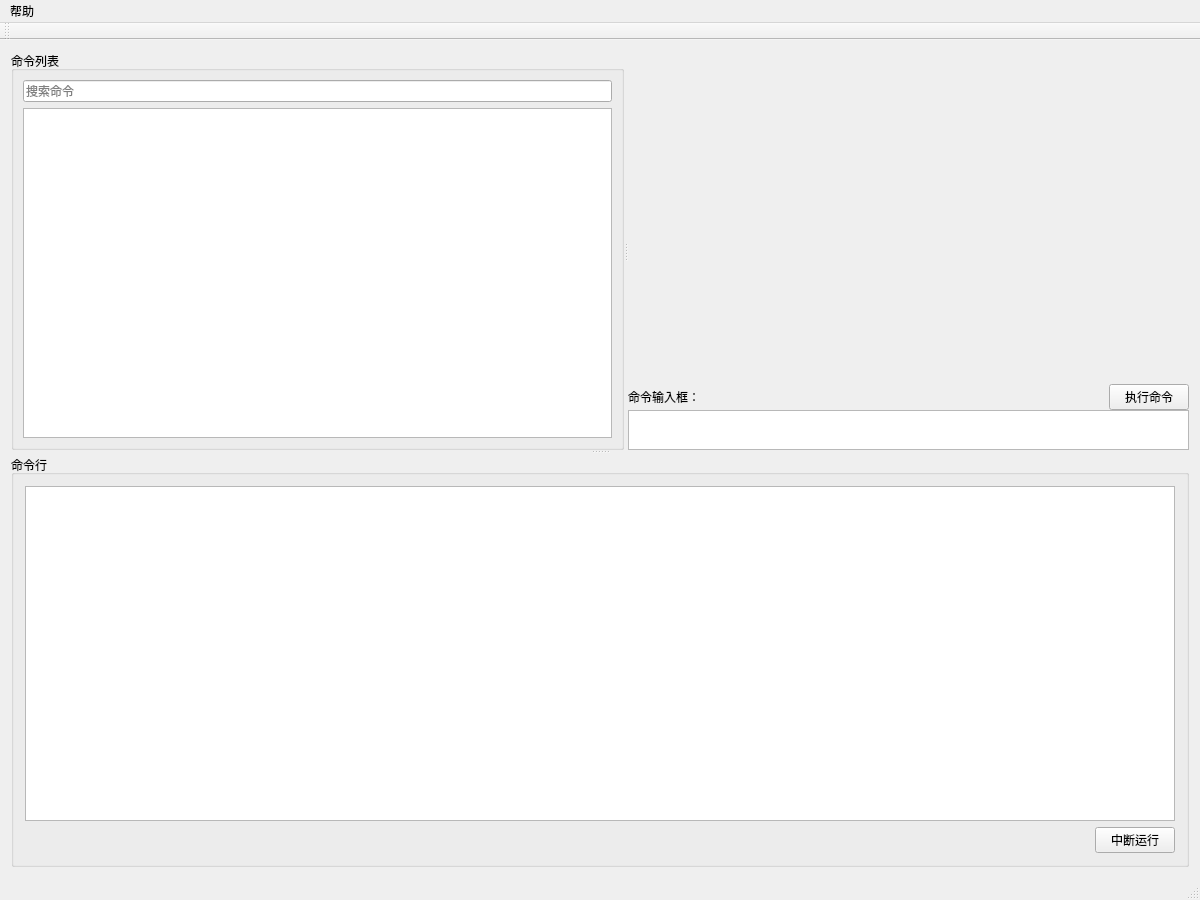
Qt form src/EasyCmd/MainWindow.ui (doasyourself/EasyCmd) before a commit.
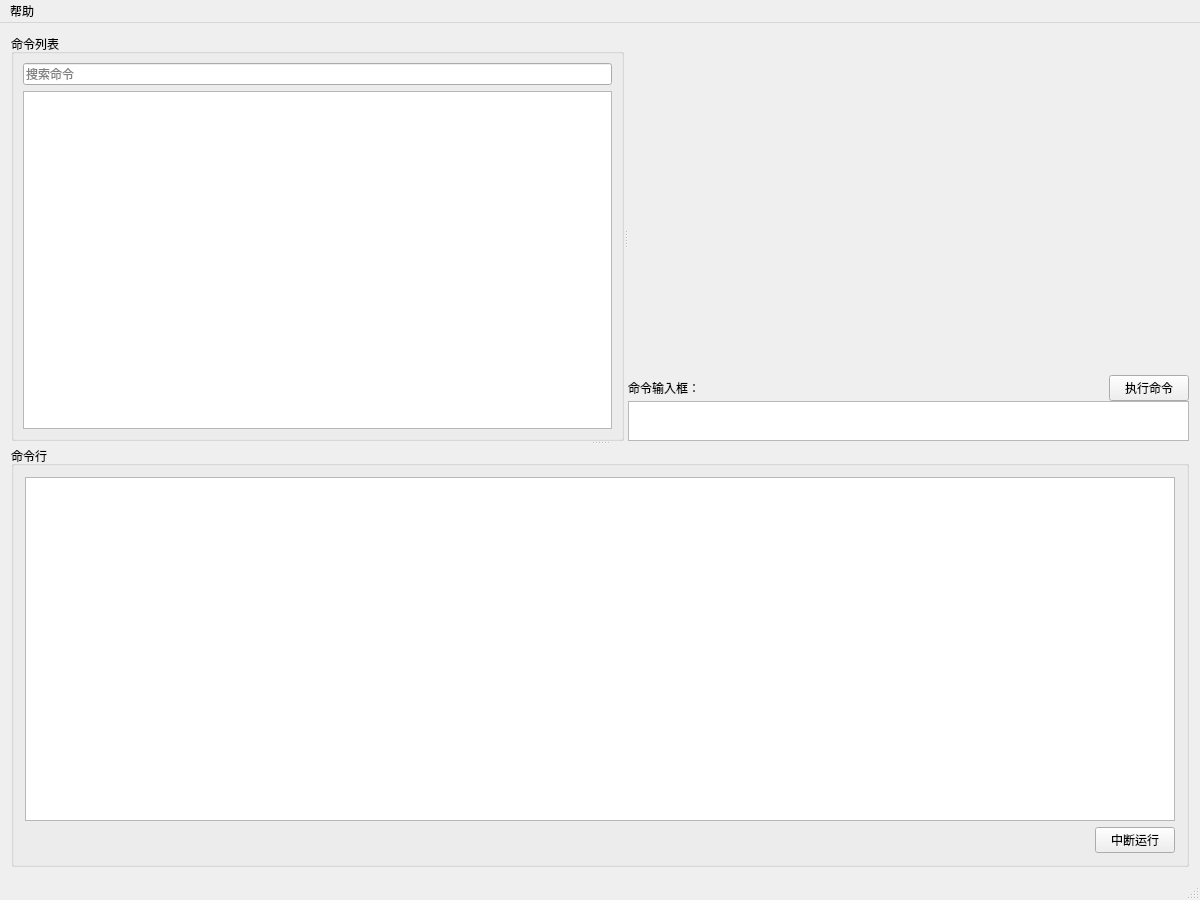
The same form after that commit. Custom widgets are drawn as their Qt base class.

What changed in the file:
```diff
--- a/src/EasyCmd/MainWindow.ui
+++ b/src/EasyCmd/MainWindow.ui
@@ -136,7 +136,7 @@
                   <rect>
                    <x>0</x>
                    <y>0</y>
-                   <width>567</width>
+                   <width>564</width>
                    <height>325</height>
                   </rect>
                  </property>
@@ -275,14 +275,6 @@
    </widget>
    <addaction name="menu"/>
   </widget>
-  <widget class="QToolBar" name="mainToolBar">
-   <attribute name="toolBarArea">
-    <enum>TopToolBarArea</enum>
-   </attribute>
-   <attribute name="toolBarBreak">
-    <bool>false</bool>
-   </attribute>
-  </widget>
   <widget class="QStatusBar" name="statusBar"/>
   <action name="action_about">
    <property name="text">
```
